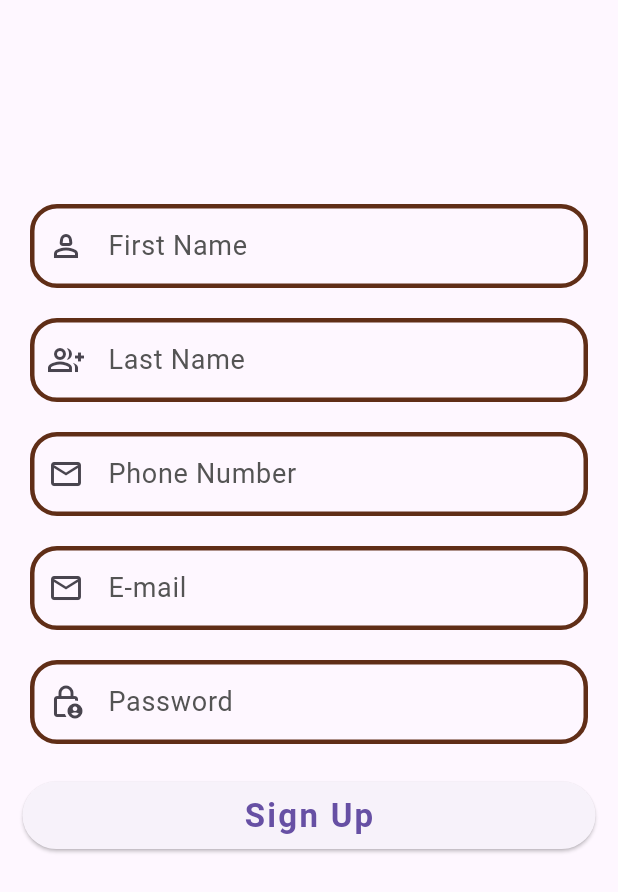
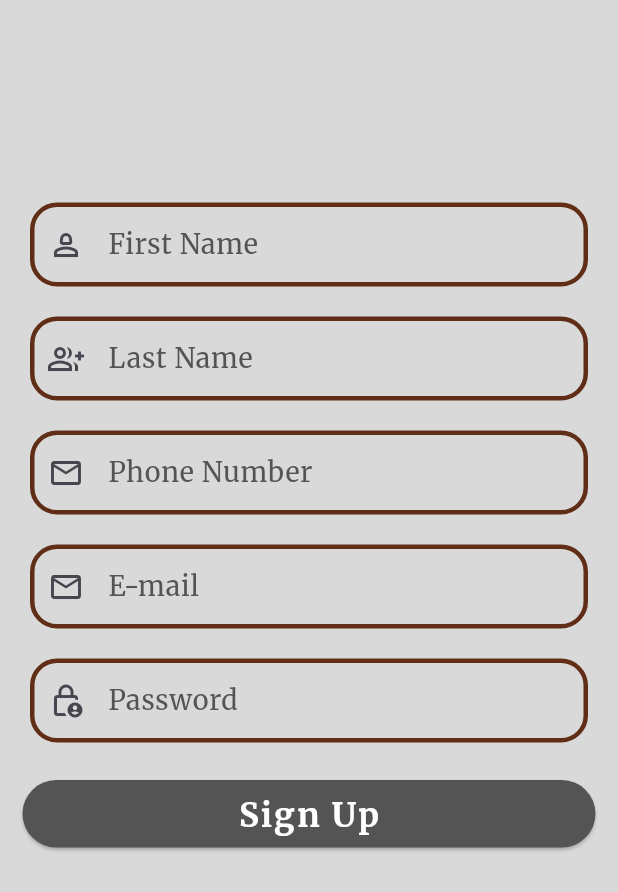
Before and after one commit to sfrqltkn/appointment, a Flutter app: the screen it shows after launch, after a tap on "Sign Up", on a phone screen of 412 x 824 dp. Shown: the top 892 px of the screen. Run offline on Flutter 3.47's test engine with Material 3 defaults, Android fonts, the phone set to English and light mode, and no system bars; our stand-ins replace google_fonts, hexcolor.

Commit message:
update main.dart

```diff
--- a/lib/main.dart
+++ b/lib/main.dart
@@ -1,6 +1,8 @@
 import 'package:appointment/ui/screens/login_page.dart';
 import 'package:appointment/ui/screens/sign_up_page.dart';
 import 'package:flutter/material.dart';
+import 'package:google_fonts/google_fonts.dart';
+import 'package:hexcolor/hexcolor.dart';
 
 void main() async {
   runApp(const MyApp());
@@ -18,6 +20,46 @@
         SignUpPage.routeName: (context) => const SignUpPage(),
       },
       debugShowCheckedModeBanner: false,
+      theme: ThemeData(
+        scaffoldBackgroundColor: HexColor("#D9D9D9"),
+        fontFamily: GoogleFonts.merriweather().fontFamily,
+        //AppBar theme
+        appBarTheme: AppBarTheme(
+          centerTitle: true,
+          backgroundColor: HexColor("#A29B9B"),
+          titleTextStyle: TextStyle(
+            color: HexColor("#602E17"),
+            fontSize: 36,
+            fontWeight: FontWeight.w900,
+            fontFamily: GoogleFonts.merriweather().fontFamily,
+            letterSpacing: 1.5,
+          ),
+        ),
+
+        //ElevatedButton theme
+        elevatedButtonTheme: ElevatedButtonThemeData(
+          style: ButtonStyle(
+            backgroundColor: MaterialStatePropertyAll(HexColor("#545454")),
+            foregroundColor: MaterialStatePropertyAll(HexColor("#FFFFFF")),
+          ),
+        ),
+
+        //Drawer
+        drawerTheme: DrawerThemeData(
+          width: 310,
+          backgroundColor: HexColor("#6D412D"),
+        ),
+        listTileTheme: ListTileThemeData(
+          textColor: HexColor("#D9D9D9"),
+          iconColor: HexColor("#D9D9D9"),
+          titleTextStyle: TextStyle(
+            fontSize: 18,
+            inherit: false,
+            fontFamily: GoogleFonts.merriweather().fontFamily,
+            fontWeight: FontWeight.w100,
+          ),
+        ),
+      ),
     );
   }
 }
```
